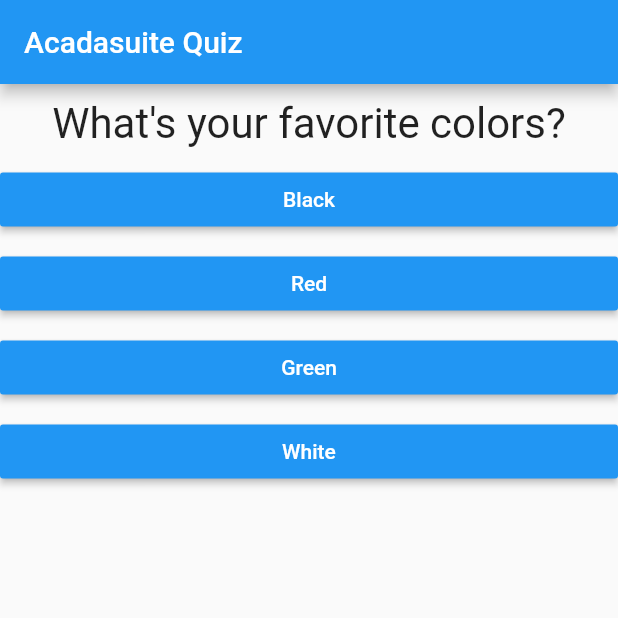
After one commit to augustusgit/acadasuitequiz, a Flutter app: the screen it shows after launch, on a phone screen of 412 x 824 dp, the top half of it. The commit adds this screen. Run offline on Flutter 3.47's test engine with Material 2 defaults, Android fonts, the phone set to English and light mode, and no system bars.

Commit message:
split widget

```diff
--- a/lib/main.dart
+++ b/lib/main.dart
@@ -1,6 +1,6 @@
 import 'package:flutter/material.dart';
-import './question.dart';
-import './answer.dart';
+import './quiz.dart';
+import './result.dart';
 
 void main() {
   runApp(MyApp());
@@ -16,7 +16,7 @@ class MyApp extends StatefulWidget {
 }
 
 class _MyAppState extends State<MyApp> {
-  final questions = const [
+  final _questions = const [
     {'questionText': 'What\'s your favorite colors?', 'answers': [
       'Black', 'Red', 'Green', 'White'
     ],},
@@ -31,7 +31,7 @@ class _MyAppState extends State<MyApp> {
   var _questionIndex = 0;
 
   void _answerQuestion() {
-    if(_questionIndex < questions.length){
+    if(_questionIndex < _questions.length){
 
     }
     setState(() {
@@ -49,14 +49,9 @@ class _MyAppState extends State<MyApp> {
         appBar: AppBar(
           title: Text("Acadasuite Quiz"),
         ),
-        body: _questionIndex < questions.length ? Column(
-          children: <Widget>[
-            Question(questions[_questionIndex]['questionText']),
-            ...(questions[_questionIndex]['answers'] as List<String>).map((answer) {
-              return Answer(_answerQuestion,answer);
-            }).toList()
-          ],
-        ) : Center(child: Text('You Did it'),),
+        body: _questionIndex < _questions.length ?
+        Quiz(questions: _questions, answerQuestion: _answerQuestion, questionIndex: _questionIndex)
+         : Result(),
       ),
     );
   }
--- /dev/null
+++ b/lib/quiz.dart
@@ -0,0 +1,23 @@
+import 'package:flutter/material.dart';
+import './answer.dart';
+import './question.dart';
+
+class Quiz extends StatelessWidget {
+  final List<Map<String, Object>> questions;
+  final int questionIndex;
+  final Function answerQuestion;
+
+  Quiz({this.questions, this.answerQuestion, this.questionIndex});
+
+  @override
+  Widget build(BuildContext context) {
+    return Column(
+      children: <Widget>[
+        Question(questions[questionIndex]['questionText']),
+        ...(questions[questionIndex]['answers'] as List<String>).map((answer) {
+          return Answer(answerQuestion, answer);
+        }).toList()
+      ],
+    );
+  }
+}
```
Also changed, not shown: lib/result.dart (added, +8 -0 lines), 1 other file.
